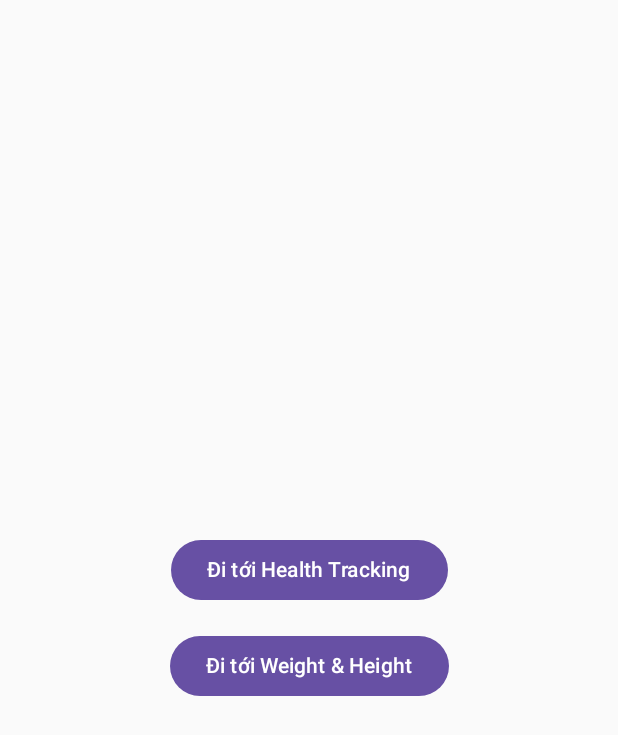
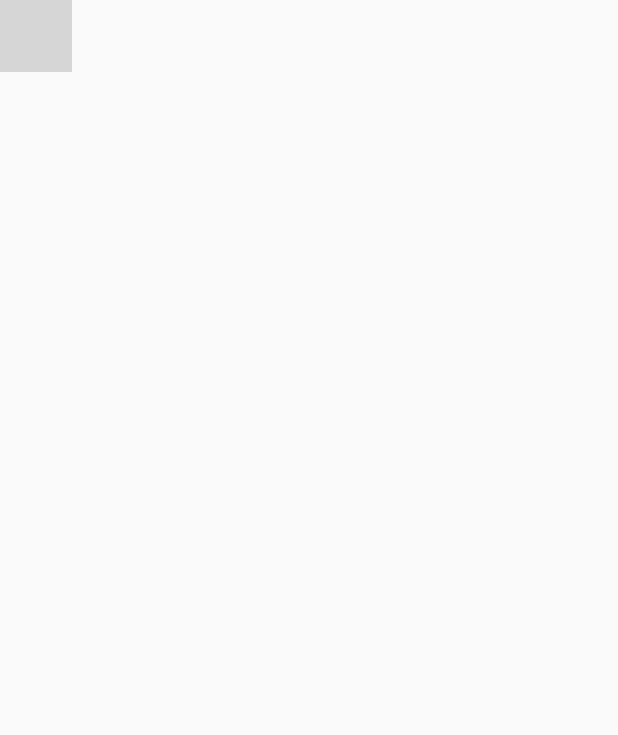
Before and after one commit to sangg05/PET_HEALTH, an Android app built with Jetpack Compose: the screen it shows after launch (MainActivity), on a phone screen of 412 x 824 dp. Shown: the top 735 px of the screen. Run offline under Robolectric (Android 15) with nearby library versions, the phone set to English and light mode, and no system bars; missing, so only their content is drawn: PetHealthTheme; 1 statement that could not run was skipped; grey boxes are pictures that could not be loaded.

Commit message:
lấy file appScreen từ main

```diff
--- a/source_code/app/src/main/java/com/example/pet_health/MainActivity.kt
+++ b/source_code/app/src/main/java/com/example/pet_health/MainActivity.kt
@@ -1,79 +1,18 @@
 package com.example.pet_health
 
-import android.content.Context
 import android.os.Bundle
 import androidx.activity.ComponentActivity
 import androidx.activity.compose.setContent
-import androidx.activity.enableEdgeToEdge
-import androidx.compose.foundation.layout.*
-import androidx.compose.material3.Button
-import androidx.compose.material3.Text
-import androidx.compose.runtime.Composable
-import androidx.compose.runtime.getValue
-import androidx.compose.ui.Alignment
-import androidx.compose.ui.Modifier
-import androidx.compose.ui.unit.dp
-import androidx.navigation.compose.NavHost
-import androidx.navigation.compose.composable
-import androidx.navigation.compose.rememberNavController
-import com.example.pet_health.ui.screen.HealthTrackingScreen
-import com.example.pet_health.repository.PetRepository
-import com.example.pet_health.data.local.dao.PetDao
-import com.example.pet_health.ui.screen.WeightHeightScreen
-import com.example.pet_health.ui.viewmodel. PetViewModel
-import pet_health.data.local.AppDatabase
-import androidx.navigation.NavHostController
-
-
+import com.example.pet_health.ui.navigation.AppScreen
+import com.example.pet_health.ui.theme.PetHealthTheme
 
 class MainActivity : ComponentActivity() {
     override fun onCreate(savedInstanceState: Bundle?) {
         super.onCreate(savedInstanceState)
-        enableEdgeToEdge()
-
-        // 1️⃣ Tạo database và DAO thật
-        val db =  AppDatabase.getDatabase(applicationContext) // giả sử bạn đã có PetDatabase singleton
-        val dao: PetDao = db.petDao()
-        val repository = PetRepository(dao)
-
-        // 2️⃣ Khởi tạo ViewModel với DAO thật
-        val petViewModel = PetViewModel(repository)
         setContent {
-            val navController = rememberNavController()
-
-            NavHost(navController = navController, startDestination = "home") {
-                composable("home") {
-                    HomeScreen(navController)
-                }
-                composable("health_tracking") {
-                    HealthTrackingScreen(viewModel = petViewModel,  navController = navController )
-                }
-                composable("weight_height/{petId}") { backStackEntry ->
-                    val petId = backStackEntry.arguments?.getString("petId")
-                    WeightHeightScreen(petId = petId)
-                }
+            PetHealthTheme {
+                AppScreen()   // <-- Chỉ chạy 1 NavHost duy nhất
             }
         }
     }
 }
-
-
-
-@Composable
-fun HomeScreen(navController: androidx.navigation.NavHostController) {
-    Column(
-        modifier = Modifier
-            .fillMaxSize()
-            .padding(16.dp),
-        verticalArrangement = Arrangement.Center,
-        horizontalAlignment = Alignment.CenterHorizontally
-    ) {
-        Button(onClick = { navController.navigate("health_tracking") }) {
-            Text("Đi tới Health Tracking")
-        }
-        Spacer(modifier = Modifier.height(16.dp))
-        Button(onClick = { navController.navigate("weight_height") }) {
-            Text("Đi tới Weight & Height")
-        }
-    }
-}
```
Also changed, not shown: source_code/app/src/main/java/com/example/pet_health/ui/navigation/AppScreen.kt (+46 -1 lines).
